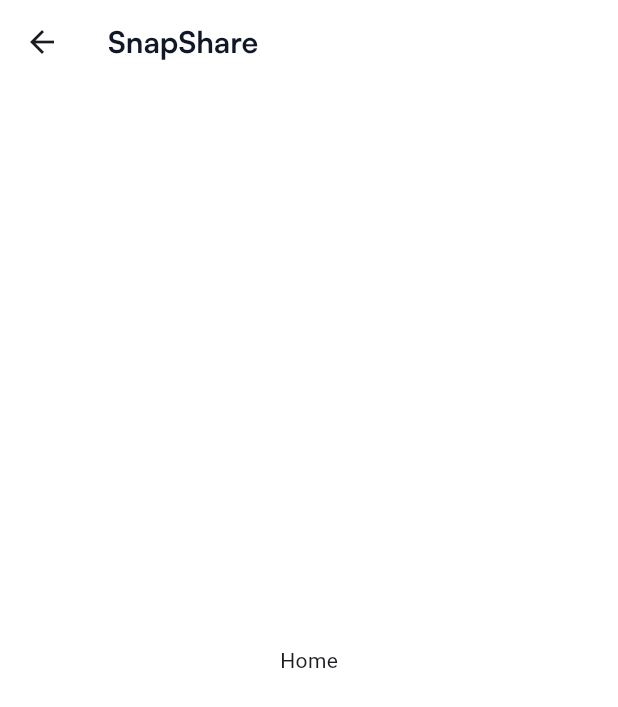
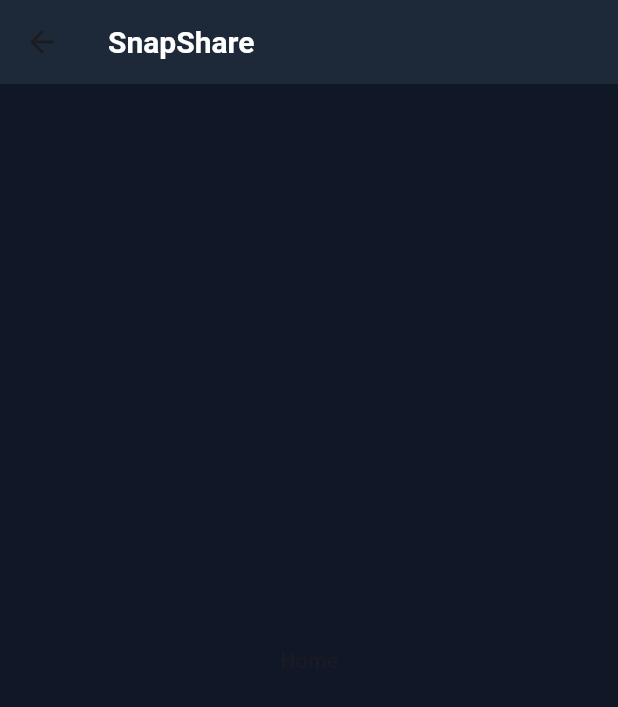
Before and after one commit to farhan-hasan/SnapShareOrange, a Flutter app: the HomePage screen opened directly, on a phone screen of 412 x 824 dp. Shown: the top 707 px of the screen. Run offline on Flutter 3.47's test engine with Material 3 defaults, Android fonts, the phone set to English and light mode, and no system bars.

Commit message:
KAN-2: Project Setup. Configure Light mode, Dark mode, Button, TextField, Text, Icon themes.

```diff
--- a/lib/app.dart
+++ b/lib/app.dart
@@ -21,7 +21,7 @@ class SnapShare extends StatelessWidget {
         color: Color(0xff101828),
         fontFamily: "Satoshi"),
     bodySmall: TextStyle(
-        fontSize: 16.0,
+        fontSize: 14.0,
         fontWeight: FontWeight.normal,
         color: Color(0xff101828),
         fontFamily: "Satoshi"),
@@ -53,6 +53,26 @@ class SnapShare extends StatelessWidget {
   final InputDecorationTheme lightInputDecorationTheme = InputDecorationTheme(
     filled: true,
     fillColor: Colors.white,
+    hintStyle: const TextStyle(
+        color: Color(0xff98A2B3), fontSize: 14, fontWeight: FontWeight.w400),
+    labelStyle: const TextStyle(
+        color: Color(0xff98A2B3), fontSize: 14, fontWeight: FontWeight.w400),
+    border: OutlineInputBorder(
+      borderRadius: BorderRadius.circular(12.0),
+      borderSide: const BorderSide(color: Color(0xff6993FF)),
+    ),
+    focusedBorder: OutlineInputBorder(
+      borderRadius: BorderRadius.circular(12.0),
+      borderSide: const BorderSide(color: Color(0xff6993FF)),
+    ),
+    enabledBorder: OutlineInputBorder(
+      borderRadius: BorderRadius.circular(12.0),
+      borderSide: const BorderSide(color: Color(0xff6993FF)),
+    ),
+  );
+  final InputDecorationTheme darkInputDecorationTheme = InputDecorationTheme(
+    filled: true,
+    fillColor: const Color(0xff101828),
     hintStyle: const TextStyle(
         color: Color(0xff98A2B3), fontSize: 14, fontWeight: FontWeight.w400),
     labelStyle: const TextStyle(
@@ -118,10 +138,11 @@ class SnapShare extends StatelessWidget {
                     fontWeight: FontWeight.w700,
                   ))),
           textTheme: darkTextTheme,
-          iconTheme: const IconThemeData(color: Colors.white, size: 24)
+          iconTheme: const IconThemeData(color: Colors.white, size: 24),
+          inputDecorationTheme: darkInputDecorationTheme,
           // useMaterial3: true,
           ),
-      themeMode: ThemeMode.light,
+      themeMode: ThemeMode.dark,
       home: const Test(),
     );
   }
```
